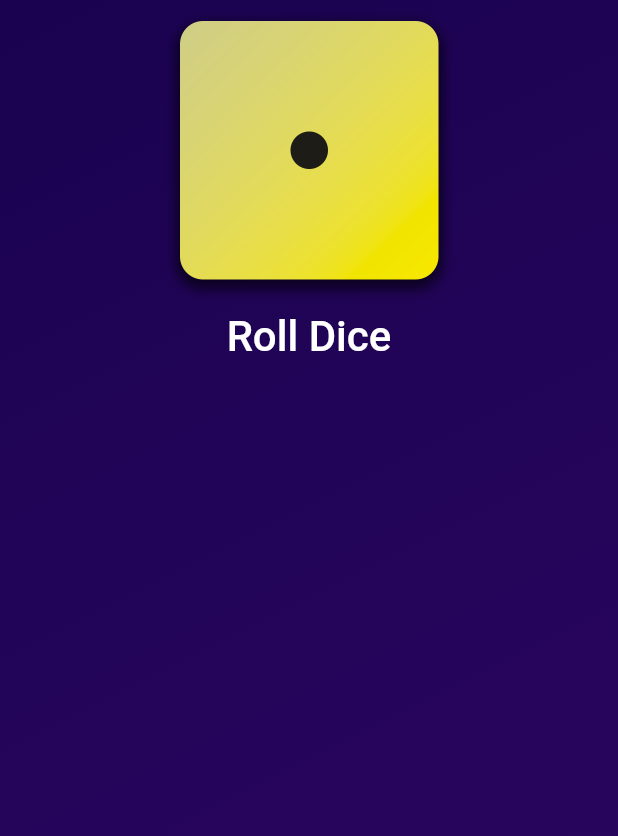
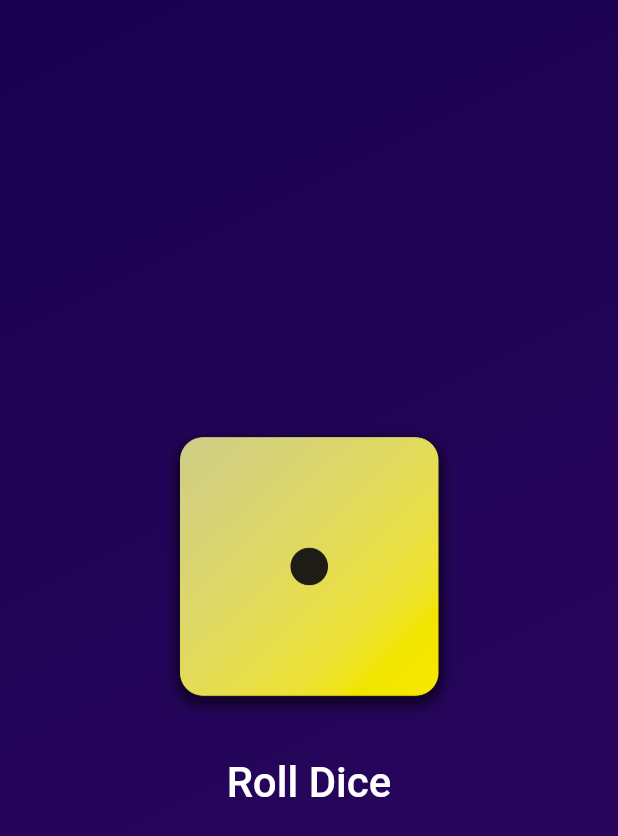
Before and after one commit to jeowsome/dice_app, a Flutter app: the screen it shows after launch, after a tap on "Roll Dice", on a phone screen of 412 x 824 dp. Shown: the top 836 px of the screen. Run offline on Flutter 3.47's test engine with Material 2 defaults, Android fonts, the phone set to English and light mode, and no system bars.

Commit message:
beginning statefulwidgets

```diff
--- a/lib/gradient_container.dart
+++ b/lib/gradient_container.dart
@@ -5,15 +5,21 @@ const Alignment startAlignment = Alignment.topLeft;
 const Alignment endAlignment = Alignment.bottomRight;
 
 class GradientContainer extends StatelessWidget {
-  const GradientContainer({
+  GradientContainer({
     super.key,
     required this.colorList,
   });
 
-  const GradientContainer.setToBW({super.key})
+  GradientContainer.setToBW({super.key})
       : colorList = const [Colors.black, Colors.white];
 
   final List<Color> colorList;
+  var activeDiceImage = 'assets/images/dice-1.png';
+
+  void rollDice() {
+    activeDiceImage = 'assets/images/dice-4.png';
+    print("Changing");
+  }
 
   @override
   Widget build(BuildContext context) {
@@ -27,13 +33,17 @@ class GradientContainer extends StatelessWidget {
       ),
       child: Center(
         child: Column(
+          mainAxisSize: MainAxisSize.min,
           children: [
             Image.asset(
-              'assets/images/dice-1.png',
+              activeDiceImage,
               width: 200,
             ),
+            const SizedBox(
+              height: 20,
+            ),
             TextButton(
-              onPressed: () {},
+              onPressed: rollDice,
               child: const StyledText('Roll Dice'),
             )
           ],
--- a/lib/main.dart
+++ b/lib/main.dart
@@ -3,10 +3,10 @@ import 'package:dice_app/gradient_container.dart';
 
 void main() {
   runApp(
-    const MaterialApp(
+    MaterialApp(
       home: Scaffold(
         body: GradientContainer(
-          colorList: [
+          colorList: const [
             Color.fromARGB(255, 26, 2, 80),
             Color.fromARGB(255, 45, 7, 98)
           ],
```
